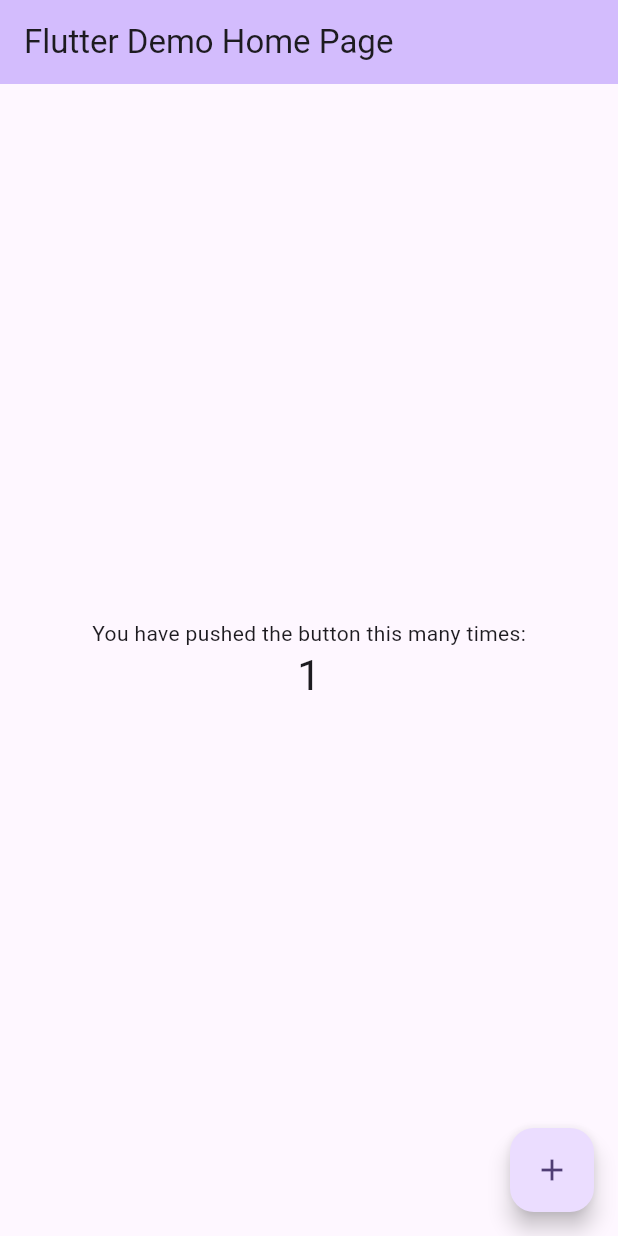
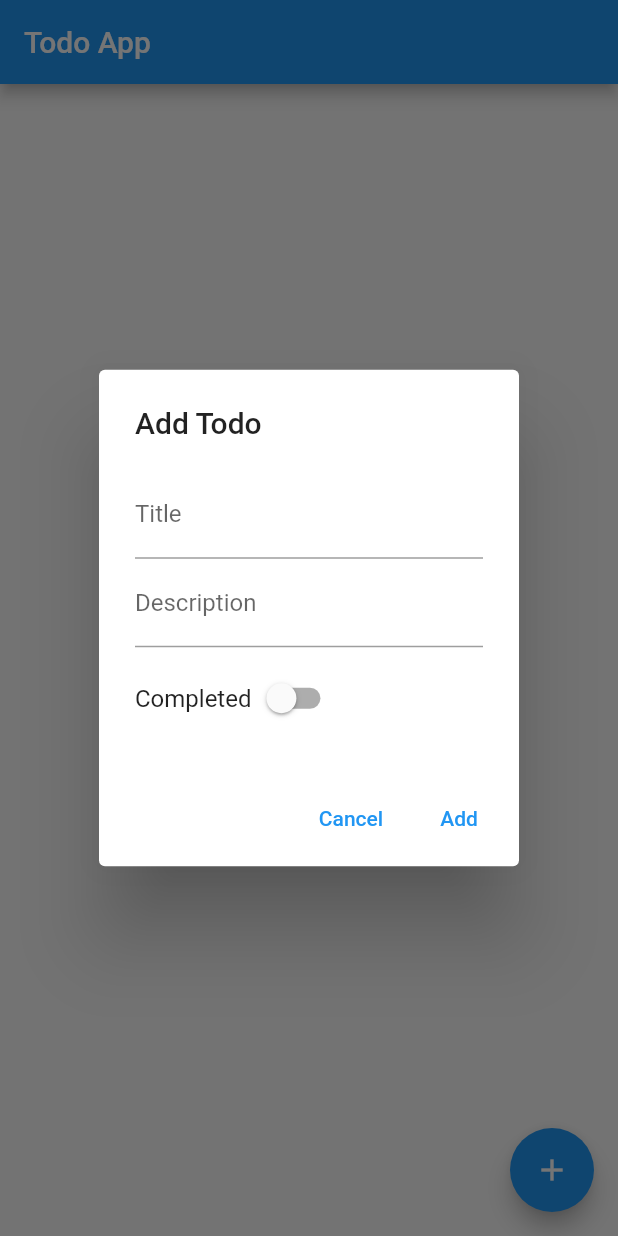
Before and after one commit to thomas-ogma/flutter-demo-app, a Flutter app: the screen it shows after launch, after a tap on the "add" icon, on a phone screen of 412 x 824 dp. Run offline on Flutter 3.47's test engine with Material 2 defaults, Android fonts, the phone set to English and light mode, and no system bars.

Commit message:
final code updated

```diff
--- /dev/null
+++ b/lib/dialogs/Todo/AddTodo.dart
@@ -0,0 +1,99 @@
+import 'package:flutter/material.dart';
+import 'package:provider/provider.dart';
+
+import '../../models/TodoModel.dart';
+import '../../providers/TodoProvider.dart';
+
+class EditTodoDialog extends StatefulWidget {
+  final Todo todo;
+
+  const EditTodoDialog({required this.todo});
+
+  @override
+  _EditTodoDialogState createState() => _EditTodoDialogState();
+}
+
+class _EditTodoDialogState extends State<EditTodoDialog> {
+  late TextEditingController _titleController;
+  late TextEditingController _descriptionController;
+  bool _completed = false;
+
+  @override
+  void initState() {
+    super.initState();
+    _titleController = TextEditingController(text: widget.todo.title);
+    _descriptionController = TextEditingController(text: widget.todo.description);
+    _completed = widget.todo.completed;
+  }
+
+  @override
+  void dispose() {
+    _titleController.dispose();
+    _descriptionController.dispose();
+    super.dispose();
+  }
+
+  @override
+  Widget build(BuildContext context) {
+    final todoProvider = Provider.of<TodoProvider>(context);
+
+    return AlertDialog(
+      title: Text('Edit Todo'),
+      content: Column(
+        mainAxisSize: MainAxisSize.min,
+        children: [
+          TextField(
+            controller: _titleController,
+            decoration: InputDecoration(
+              labelText: 'Title',
+            ),
+          ),
+          TextField(
+            controller: _descriptionController,
+            decoration: InputDecoration(
+              labelText: 'Description',
+            ),
+          ),
+          SizedBox(height: 10),
+          Row(
+            children: [
+              Text('Completed'),
+              Checkbox(
+                value: _completed,
+                onChanged: (value) {
+                  setState(() {
+                    _completed = value ?? false;
+                  });
+                },
+              ),
+            ],
+          ),
+        ],
+      ),
+      actions: [
+        TextButton(
+          onPressed: () => Navigator.of(context).pop(),
+          child: Text('Cancel'),
+        ),
+        TextButton(
+          onPressed: () {
+            final title = _titleController.text;
+            final description = _descriptionController.text;
+
+            if (title.isNotEmpty && description.isNotEmpty) {
+              todoProvider.updateTodo(
+                id: widget.todo.id,
+                title: title,
+                description: description,
+                completed: _completed,
+              );
+            }
+
+            Navigator.of(context).pop();
+          },
+          child: Text('Save'),
+        ),
+      ],
+    );
+  }
+}
--- /dev/null
+++ b/lib/dialogs/Todo/EditTodo.dart
@@ -0,0 +1,78 @@
+import 'package:flutter/material.dart';
+import 'package:provider/provider.dart';
+
+import '../../providers/TodoProvider.dart';
+
+class AddTodoDialog extends StatefulWidget {
+  @override
+  _AddTodoDialogState createState() => _AddTodoDialogState();
+}
+
+class _AddTodoDialogState extends State<AddTodoDialog> {
+  bool _completed = false;
+  final TextEditingController _titleController = TextEditingController();
+  final TextEditingController _descriptionController = TextEditingController();
+
+  @override
+  Widget build(BuildContext context) {
+    final todoProvider = Provider.of<TodoProvider>(context);
+
+    return AlertDialog(
+      title: Text('Add Todo'),
+      content: Column(
+        mainAxisSize: MainAxisSize.min,
+        children: [
+          TextField(
+            controller: _titleController,
+            decoration: InputDecoration(
+              labelText: 'Title',
+            ),
+          ),
+          TextField(
+            controller: _descriptionController,
+            decoration: InputDecoration(
+              labelText: 'Description',
+            ),
+          ),
+          SizedBox(height: 10),
+          Row(
+            children: [
+              Text('Completed'),
+              Switch(
+                value: _completed,
+                onChanged: (value) {
+                  setState(() {
+                    _completed = value;
+                  });
+                },
+              ),
+            ],
+          ),
+        ],
+      ),
+      actions: [
+        TextButton(
+          onPressed: () => Navigator.of(context).pop(),
+          child: Text('Cancel'),
+        ),
+        TextButton(
+          onPressed: () {
+            final title = _titleController.text;
+            final description = _descriptionController.text;
+
+            if (title.isNotEmpty && description.isNotEmpty) {
+              todoProvider.addTodo(
+                title: title,
+                description: description,
+                completed: _completed,
+              );
+            }
+
+            Navigator.of(context).pop();
+          },
+          child: Text('Add'),
+        ),
+      ],
+    );
+  }
+}
--- a/lib/main.dart
+++ b/lib/main.dart
@@ -1,125 +1,23 @@
 import 'package:flutter/material.dart';
+import 'package:provider/provider.dart';
+
+import 'providers/TodoProvider.dart';
+import './screens/TodoScreen.dart';
 
 void main() {
-  runApp(const MyApp());
+  runApp(MyApp());
 }
 
 class MyApp extends StatelessWidget {
-  const MyApp({super.key});
-
-  // This widget is the root of your application.
   @override
   Widget build(BuildContext context) {
-    return MaterialApp(
-      title: 'Flutter Demo',
-      theme: ThemeData(
-        // This is the theme of your application.
-        //
-        // TRY THIS: Try running your application with "flutter run". You'll see
-        // the application has a blue toolbar. Then, without quitting the app,
-        // try changing the seedColor in the colorScheme below to Colors.green
-        // and then invoke "hot reload" (save your changes or press the "hot
-        // reload" button in a Flutter-supported IDE, or press "r" if you used
-        // the command line to start the app).
-        //
-        // Notice that the counter didn't reset back to zero; the application
-        // state is not lost during the reload. To reset the state, use hot
-        // restart instead.
-        //
-        // This works for code too, not just values: Most code changes can be
-        // tested with just a hot reload.
-        colorScheme: ColorScheme.fromSeed(seedColor: Colors.deepPurple),
-        useMaterial3: true,
+    return ChangeNotifierProvider(
+      create: (_) => TodoProvider(),
+      child: MaterialApp(
+        title: 'Todo App',
+        theme: ThemeData(primarySwatch: Colors.blue),
+        home: TodoScreen(),
       ),
-      home: const MyHomePage(title: 'Flutter Demo Home Page'),
     );
   }
 }
-
-class MyHomePage extends StatefulWidget {
-  const MyHomePage({super.key, required this.title});
-
-  // This widget is the home page of your application. It is stateful, meaning
-  // that it has a State object (defined below) that contains fields that affect
-  // how it looks.
-
-  // This class is the configuration for the state. It holds the values (in this
-  // case the title) provided by the parent (in this case the App widget) and
-  // used by the build method of the State. Fields in a Widget subclass are
-  // always marked "final".
-
-  final String title;
-
-  @override
-  State<MyHomePage> createState() => _MyHomePageState();
-}
-
-class _MyHomePageState extends State<MyHomePage> {
-  int _counter = 0;
-
-  void _incrementCounter() {
-    setState(() {
-      // This call to setState tells the Flutter framework that something has
-      // changed in this State, which causes it to rerun the build method below
-      // so that the display can reflect the updated values. If we changed
-      // _counter without calling setState(), then the build method would not be
-      // called again, and so nothing would appear to happen.
-      _counter++;
-    });
-  }
-
-  @override
-  Widget build(BuildContext context) {
-    // This method is rerun every time setState is called, for instance as done
-    // by the _incrementCounter method above.
-    //
-    // The Flutter framework has been optimized to make rerunning build methods
-    // fast, so that you can just rebuild anything that needs updating rather
-    // than having to individually change instances of widgets.
-    return Scaffold(
-      appBar: AppBar(
-        // TRY THIS: Try changing the color here to a specific color (to
-        // Colors.amber, perhaps?) and trigger a hot reload to see the AppBar
-        // change color while the other colors stay the same.
-        backgroundColor: Theme.of(context).colorScheme.inversePrimary,
-        // Here we take the value from the MyHomePage object that was created by
-        // the App.build method, and use it to set our appbar title.
-        title: Text(widget.title),
-      ),
-      body: Center(
-        // Center is a layout widget. It takes a single child and positions it
-        // in the middle of the parent.
-        child: Column(
-          // Column is also a layout widget. It takes a list of children and
-          // arranges them vertically. By default, it sizes itself to fit its
-          // children horizontally, and tries to be as tall as its parent.
-          //
-          // Column has various properties to control how it sizes itself and
-          // how it positions its children. Here we use mainAxisAlignment to
-          // center the children vertically; the main axis here is the vertical
-          // axis because Columns are vertical (the cross axis would be
-          // horizontal).
-          //
-          // TRY THIS: Invoke "debug painting" (choose the "Toggle Debug Paint"
-          // action in the IDE, or press "p" in the console), to see the
-          // wireframe for each widget.
-          mainAxisAlignment: MainAxisAlignment.center,
-          children: <Widget>[
-            const Text(
-              'You have pushed the button this many times:',
-            ),
-            Text(
-              '$_counter',
-              style: Theme.of(context).textTheme.headlineMedium,
-            ),
-          ],
-        ),
-      ),
-      floatingActionButton: FloatingActionButton(
-        onPressed: _incrementCounter,
-        tooltip: 'Increment',
-        child: const Icon(Icons.add),
-      ), // This trailing comma makes auto-formatting nicer for build methods.
-    );
-  }
-}
--- /dev/null
+++ b/lib/models/TodoModel.dart
@@ -0,0 +1,32 @@
+class Todo {
+  final String id;
+  final String title;
+  final String description;
+  bool completed;
+
+  Todo({
+    required this.id,
+    required this.title,
+    required this.description,
+    this.completed = false,
+  });
+
+  void toggleCompleted() {
+    completed = !completed;
+  }
+
+  Todo copyWith({
+    String? id,
+    String? title,
+    String? description,
+    bool? completed,
+  }) {
+    return Todo(
+      id: id ?? this.id,
+      title: title ?? this.title,
+      description: description ?? this.description,
+      completed: completed ?? this.completed,
+    );
+  }
+
+}
--- /dev/null
+++ b/lib/providers/TodoProvider.dart
@@ -0,0 +1,94 @@
+import 'package:flutter/foundation.dart';
+import 'package:provider/provider.dart';
+
+import '../models/TodoModel.dart';
+
+class TodoProvider with ChangeNotifier {
+  List<Todo> _todos = [];
+  List<String> _selectedTodos = [];
+
+  List<Todo> get todos => _todos;
+
+  List<String> get selectedTodos => _selectedTodos;
+
+  void addTodo({
+    required String title,
+    required String description,
+    required bool completed,
+  }) {
+    final newTodo = Todo(
+      id: DateTime.now().toString(),
+      title: title,
+      description: description,
+      completed: completed,
+    );
+    _todos.add(newTodo);
+    notifyListeners();
+  }
+
+  void updateTodo({
+    required String id,
+    required String title,
+    required String description,
+    required bool completed,
+  }) {
+    final index = _todos.indexWhere((todo) => todo.id == id);
+    if (index != -1) {
+      _todos[index] = Todo(
+        id: id,
+        title: title,
+        description: description,
+        completed: completed,
+      );
+      notifyListeners();
+    }
+  }
+
+  void deleteTodoById(String id) {
+    _todos.removeWhere((todo) => todo.id == id);
+    if (_selectedTodos.contains(id)) {
+      _selectedTodos.remove(id);
+    }
+    notifyListeners();
+  }
+
+  void toggleTodoCompletion(String id) {
+    final index = _todos.indexWhere((todo) => todo.id == id);
+    if (index != -1) {
+      final updatedTodo = _todos[index].copyWith(completed: !_todos[index].completed);
+      _todos[index] = updatedTodo;
+      notifyListeners();
+    }
+  }
+
+  void toggleTodoSelection(String id) {
+    if (_selectedTodos.contains(id)) {
+      _selectedTodos.remove(id);
+    } else {
+      _selectedTodos.add(id);
+    }
+    notifyListeners();
+  }
+
+  void deleteSelectedTodos() {
+    _todos.removeWhere((todo) => _selectedTodos.contains(todo.id));
+    clearSelectedTodos();
+    notifyListeners();
+  }
+
+  void clearSelectedTodos() {
+    _selectedTodos.clear();
+  }
+
+  bool isSelected(String id) {
+    return _selectedTodos.contains(id);
+  }
+
+  Todo getTodoById(String id) {
+    final index = _todos.indexWhere((todo) => todo.id == id);
+    if (index != -1) {
+      return _todos[index];
+    }
+    throw Exception('Todo not found with id: $id');
+  }
+}
--- /dev/null
+++ b/lib/screens/TodoScreen.dart
@@ -0,0 +1,80 @@
+import 'package:flutter/material.dart';
+import 'package:provider/provider.dart';
+
+import '../providers/TodoProvider.dart';
+import '../dialogs/Todo/AddTodo.dart';
+import '../dialogs/Todo/EditTodo.dart';
+
+class TodoScreen extends StatelessWidget {
+  final TextEditingController _titleController = TextEditingController();
+  final TextEditingController _descriptionController = TextEditingController();
+
+  void _showEditDialog(BuildContext context, TodoProvider todoProvider, String todoId) {
+    final todo = todoProvider.getTodoById(todoId);
+    showDialog(
+      context: context,
+      builder: (context) => EditTodoDialog(todo: todo),
+    );
+  }
+
+  @override
+  Widget build(BuildContext context) {
+    final todoProvider = Provider.of<TodoProvider>(context);
+
+    return Scaffold(
+      appBar: AppBar(
+        title: Text('Todo App'),
+        actions: [
+          if (todoProvider.selectedTodos.length == 1)
+            IconButton(
+              onPressed: () {
+                final String selectedTodoId = todoProvider.selectedTodos.first;
+                _showEditDialog(context, todoProvider, selectedTodoId);
+              },
+              icon: Icon(Icons.edit),
+            ),
+          if (todoProvider.selectedTodos.length >= 1)
+            IconButton(
+              onPressed: () => todoProvider.deleteSelectedTodos(),
+              icon: Icon(Icons.delete),
+            ),
+        ],
+      ),
+      body: Column(
+        children: [
+          Expanded(
+            child: ListView.builder(
+              itemCount: todoProvider.todos.length,
+              itemBuilder: (context, index) {
+                final todo = todoProvider.todos[index];
+                final isSelected = todoProvider.isSelected(todo.id);
+                final backgroundColor = todo.completed
+                    ? Color.fromRGBO(144, 238, 144, 1)
+                    : Color.fromRGBO(173, 216, 230, 1);
+
+                return ListTile(
+                  tileColor: backgroundColor,
+                  title: Text(todo.title ?? ''),
+                  subtitle: Text(todo.description ?? ''),
+                  trailing: Checkbox(
+                    value: isSelected,
+                    onChanged: (_) =>
+                        todoProvider.toggleTodoSelection(todo.id),
+                  ),
+                  onTap: () => todoProvider.toggleTodoSelection(todo.id),
+                );
+              },
+            ),
+          ),
+        ],
+      ),
+      floatingActionButton: FloatingActionButton(
+        onPressed: () => showDialog(
+          context: context,
+          builder: (context) => AddTodoDialog(),
+        ),
+        child: Icon(Icons.add),
+      ),
+    );
+  }
+}
--- a/pubspec.yaml
+++ b/pubspec.yaml
@@ -30,6 +30,8 @@ environment:
 dependencies:
   flutter:
     sdk: flutter
+  provider: ^5.0.0
+
 
 
   # The following adds the Cupertino Icons font to your application.
```
Also changed, not shown: pubspec.lock.
